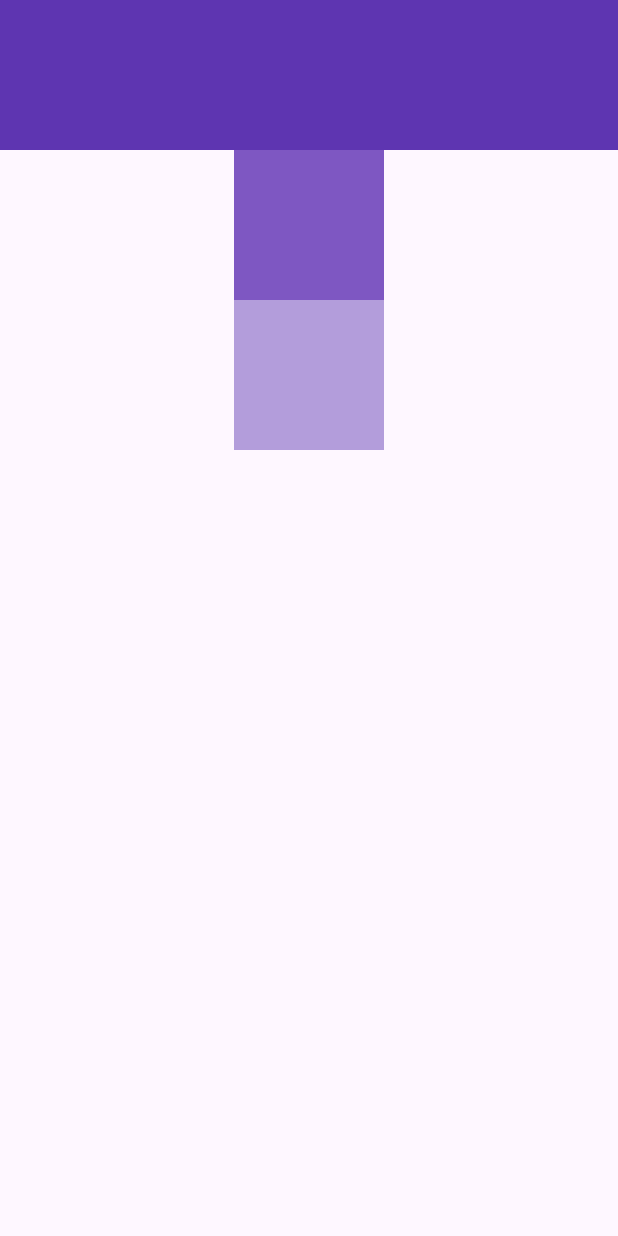
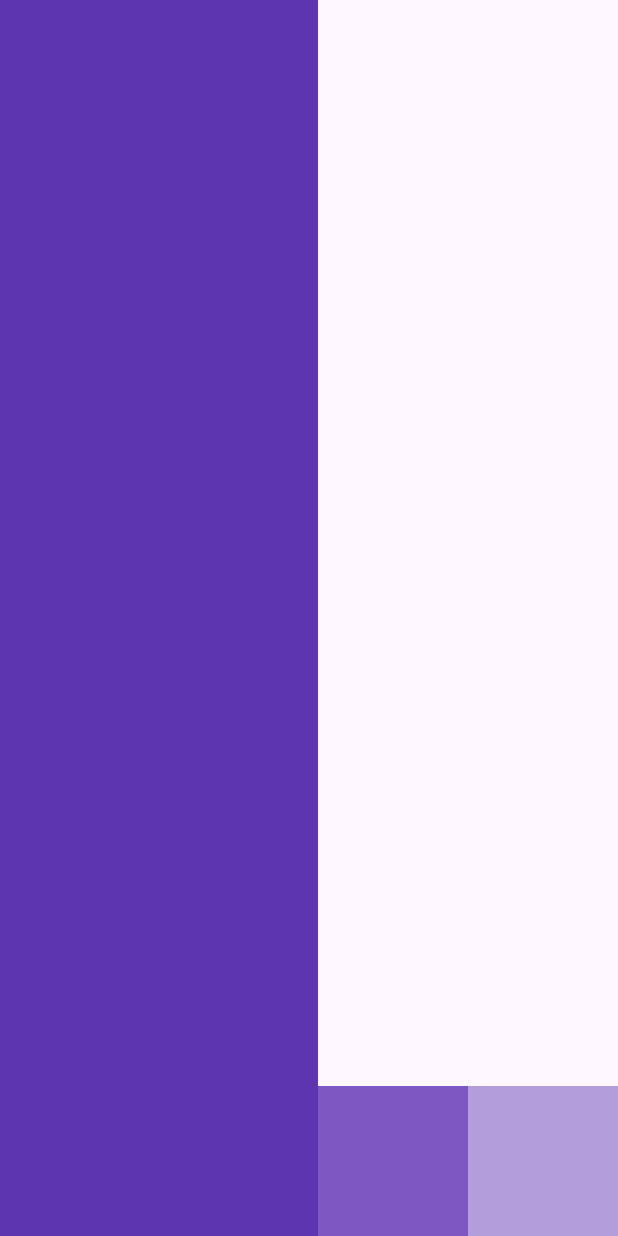
Before and after one commit to Drew-space/30_flutter_widgets, a Flutter app: the screen it shows after launch, on a phone screen of 412 x 824 dp. Run offline on Flutter 3.47's test engine with Material 3 defaults, Android fonts, the phone set to English and light mode, and no system bars.

Commit message:
Refactor HomePage layout to use Row with adjusted mainAxisAlignment and replace Container with Expanded for improved responsiveness

```diff
--- a/lib/pages/home.dart
+++ b/lib/pages/home.dart
@@ -6,11 +6,12 @@ class HomePage extends StatelessWidget {
   @override
   Widget build(BuildContext context) {
     return Scaffold(
-      body: Column(
-        mainAxisAlignment: MainAxisAlignment.start,
-        crossAxisAlignment: CrossAxisAlignment.center,
+      body: Row(
+        mainAxisAlignment: MainAxisAlignment.end,
+        crossAxisAlignment: CrossAxisAlignment.end,
+
         children: [
-          Container(height: 100, color: Colors.deepPurple[600]),
+          Expanded(child: Container(width: 100, color: Colors.deepPurple[600])),
 
           Container(height: 100, width: 100, color: Colors.deepPurple[400]),
 
```
